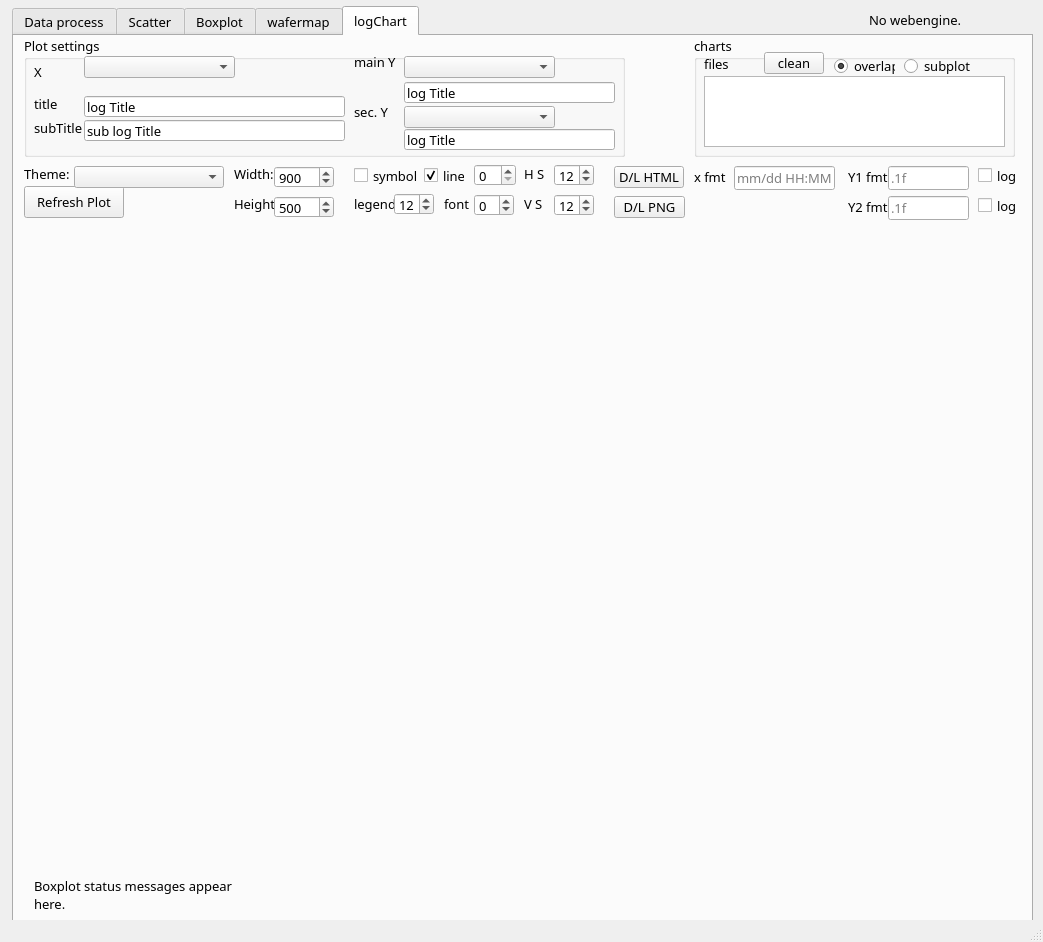
The window that mainwindow-mac.ui (cnwang406/p-chart) describes before a commit, drawn with Qt 5.
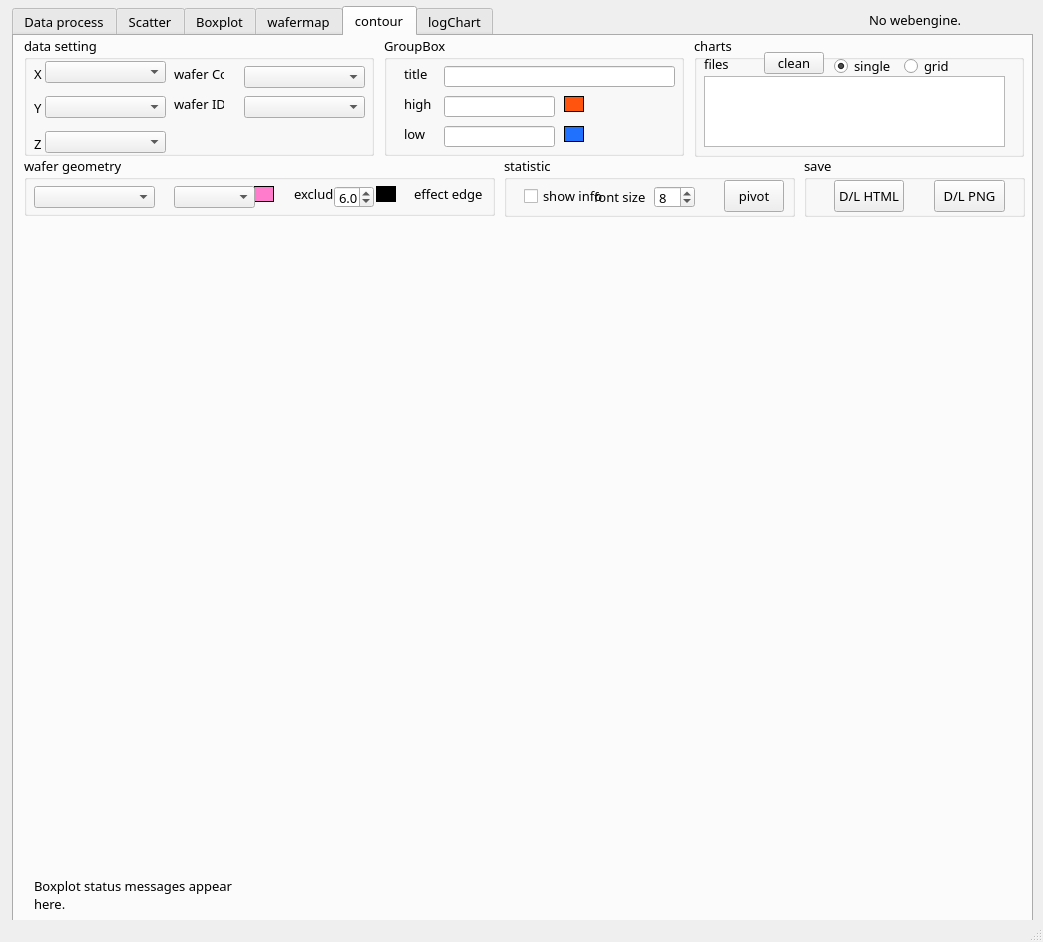
The same window after the commit.

Commit message: release v2.8 contour tab

```diff
--- a/mainwindow-mac.ui
+++ b/mainwindow-mac.ui
@@ -4020,6 +4020,654 @@
      </property>
     </widget>
    </widget>
+   <widget class="QWidget" name="tabContour">
+     <attribute name="title">
+      <string>contour</string>
+     </attribute>
+     <widget class="QGroupBox" name="groupBox_12">
+      <property name="geometry">
+       <rect>
+        <x>10</x>
+        <y>0</y>
+        <width>350</width>
+        <height>120</height>
+       </rect>
+      </property>
+      <property name="title">
+       <string>data setting</string>
+      </property>
+      <widget class="QComboBox" name="contourXComboBox">
+       <property name="geometry">
+        <rect>
+         <x>21</x>
+         <y>25</y>
+         <width>121</width>
+         <height>22</height>
+        </rect>
+       </property>
+      </widget>
+      <widget class="QComboBox" name="contourYComboBox">
+       <property name="geometry">
+        <rect>
+         <x>21</x>
+         <y>60</y>
+         <width>121</width>
+         <height>22</height>
+        </rect>
+       </property>
+      </widget>
+      <widget class="QLabel" name="label_33">
+       <property name="geometry">
+        <rect>
+         <x>10</x>
+         <y>30</y>
+         <width>10</width>
+         <height>16</height>
+        </rect>
+       </property>
+       <property name="text">
+        <string>X</string>
+       </property>
+      </widget>
+      <widget class="QLabel" name="label_34">
+       <property name="geometry">
+        <rect>
+         <x>10</x>
+         <y>64</y>
+         <width>10</width>
+         <height>16</height>
+        </rect>
+       </property>
+       <property name="text">
+        <string>Y</string>
+       </property>
+      </widget>
+      <widget class="QComboBox" name="contourZComboBox">
+       <property name="geometry">
+        <rect>
+         <x>21</x>
+         <y>95</y>
+         <width>121</width>
+         <height>22</height>
+        </rect>
+       </property>
+      </widget>
+      <widget class="QLabel" name="label_35">
+       <property name="geometry">
+        <rect>
+         <x>10</x>
+         <y>100</y>
+         <width>10</width>
+         <height>16</height>
+        </rect>
+       </property>
+       <property name="text">
+        <string>Z</string>
+       </property>
+      </widget>
+      <widget class="QComboBox" name="contourWaferIDComboBox">
+       <property name="geometry">
+        <rect>
+         <x>220</x>
+         <y>60</y>
+         <width>121</width>
+         <height>22</height>
+        </rect>
+       </property>
+      </widget>
+      <widget class="QLabel" name="label_45">
+       <property name="geometry">
+        <rect>
+         <x>150</x>
+         <y>60</y>
+         <width>50</width>
+         <height>16</height>
+        </rect>
+       </property>
+       <property name="text">
+        <string>wafer ID</string>
+       </property>
+      </widget>
+      <widget class="QLabel" name="label_46">
+       <property name="geometry">
+        <rect>
+         <x>150</x>
+         <y>30</y>
+         <width>50</width>
+         <height>16</height>
+        </rect>
+       </property>
+       <property name="text">
+        <string>wafer Col</string>
+       </property>
+      </widget>
+      <widget class="QComboBox" name="contourWaferColComboBox">
+       <property name="geometry">
+        <rect>
+         <x>220</x>
+         <y>30</y>
+         <width>121</width>
+         <height>22</height>
+        </rect>
+       </property>
+      </widget>
+     </widget>
+     <widget class="QGroupBox" name="groupBox_13">
+      <property name="geometry">
+       <rect>
+        <x>370</x>
+        <y>0</y>
+        <width>300</width>
+        <height>120</height>
+       </rect>
+      </property>
+      <property name="title">
+       <string>GroupBox</string>
+      </property>
+      <widget class="QLineEdit" name="contourTitleLineEdit">
+       <property name="geometry">
+        <rect>
+         <x>60</x>
+         <y>30</y>
+         <width>231</width>
+         <height>21</height>
+        </rect>
+       </property>
+      </widget>
+      <widget class="QLabel" name="label_37">
+       <property name="geometry">
+        <rect>
+         <x>20</x>
+         <y>30</y>
+         <width>41</width>
+         <height>16</height>
+        </rect>
+       </property>
+       <property name="text">
+        <string>title</string>
+       </property>
+      </widget>
+      <widget class="QLineEdit" name="contourLimitHighLineEdit">
+       <property name="geometry">
+        <rect>
+         <x>60</x>
+         <y>60</y>
+         <width>111</width>
+         <height>21</height>
+        </rect>
+       </property>
+      </widget>
+      <widget class="QLineEdit" name="contourLimitLowLineEdit">
+       <property name="geometry">
+        <rect>
+         <x>60</x>
+         <y>90</y>
+         <width>111</width>
+         <height>21</height>
+        </rect>
+       </property>
+      </widget>
+      <widget class="QLabel" name="label_38">
+       <property name="geometry">
+        <rect>
+         <x>20</x>
+         <y>60</y>
+         <width>41</width>
+         <height>16</height>
+        </rect>
+       </property>
+       <property name="text">
+        <string>high</string>
+       </property>
+      </widget>
+      <widget class="QLabel" name="label_39">
+       <property name="geometry">
+        <rect>
+         <x>20</x>
+         <y>90</y>
+         <width>41</width>
+         <height>16</height>
+        </rect>
+       </property>
+       <property name="text">
+        <string>low</string>
+       </property>
+      </widget>
+      <widget class="QLabel" name="contourLimitHighColorLabel">
+       <property name="geometry">
+        <rect>
+         <x>180</x>
+         <y>60</y>
+         <width>20</width>
+         <height>16</height>
+        </rect>
+       </property>
+       <property name="styleSheet">
+        <string notr="true">background-color: rgb(255, 84, 14);</string>
+       </property>
+       <property name="frameShape">
+        <enum>QFrame::Shape::Box</enum>
+       </property>
+       <property name="text">
+        <string/>
+       </property>
+      </widget>
+      <widget class="QLabel" name="contourLimitLowColorLabel">
+       <property name="geometry">
+        <rect>
+         <x>180</x>
+         <y>90</y>
+         <width>20</width>
+         <height>16</height>
+        </rect>
+       </property>
+       <property name="styleSheet">
+        <string notr="true">background-color: rgb(33, 113, 255)</string>
+       </property>
+       <property name="frameShape">
+        <enum>QFrame::Shape::Box</enum>
+       </property>
+       <property name="text">
+        <string/>
+       </property>
+      </widget>
+     </widget>
+     <widget class="QGroupBox" name="groupBox_14">
+      <property name="geometry">
+       <rect>
+        <x>680</x>
+        <y>0</y>
+        <width>330</width>
+        <height>121</height>
+       </rect>
+      </property>
+      <property name="title">
+       <string>charts</string>
+      </property>
+      <widget class="QRadioButton" name="contourChartsSingleRadioButton">
+       <property name="geometry">
+        <rect>
+         <x>140</x>
+         <y>20</y>
+         <width>61</width>
+         <height>20</height>
+        </rect>
+       </property>
+       <property name="text">
+        <string>single</string>
+       </property>
+       <property name="checked">
+        <bool>true</bool>
+       </property>
+      </widget>
+      <widget class="QRadioButton" name="contourChartsGridRadioButton">
+       <property name="geometry">
+        <rect>
+         <x>210</x>
+         <y>20</y>
+         <width>100</width>
+         <height>20</height>
+        </rect>
+       </property>
+       <property name="text">
+        <string>grid</string>
+       </property>
+      </widget>
+      <widget class="QPushButton" name="contourCleanFilesButton">
+       <property name="geometry">
+        <rect>
+         <x>70</x>
+         <y>16</y>
+         <width>60</width>
+         <height>22</height>
+        </rect>
+       </property>
+       <property name="font">
+        <font>
+         <family>Cascadia Next TC</family>
+         <pointsize>10</pointsize>
+        </font>
+       </property>
+       <property name="text">
+        <string>clean</string>
+       </property>
+      </widget>
+      <widget class="QListWidget" name="contourFilesList">
+       <property name="geometry">
+        <rect>
+         <x>10</x>
+         <y>40</y>
+         <width>301</width>
+         <height>71</height>
+        </rect>
+       </property>
+       <property name="font">
+        <font>
+         <family>Cascadia Next TC</family>
+         <pointsize>9</pointsize>
+        </font>
+       </property>
+       <property name="dragEnabled">
+        <bool>true</bool>
+       </property>
+       <property name="dragDropOverwriteMode">
+        <bool>true</bool>
+       </property>
+       <property name="dragDropMode">
+        <enum>QAbstractItemView::DragDropMode::DragDrop</enum>
+       </property>
+       <property name="resizeMode">
+        <enum>QListView::ResizeMode::Adjust</enum>
+       </property>
+      </widget>
+      <widget class="QLabel" name="label_36">
+       <property name="geometry">
+        <rect>
+         <x>10</x>
+         <y>20</y>
+         <width>31</width>
+         <height>16</height>
+        </rect>
+       </property>
+       <property name="text">
+        <string>files</string>
+       </property>
+      </widget>
+     </widget>
+     <widget class="QWidget" name="contourPlotAreaWidget" native="true">
+      <property name="geometry">
+       <rect>
+        <x>20</x>
+        <y>190</y>
+        <width>961</width>
+        <height>651</height>
+       </rect>
+      </property>
+      <property name="sizePolicy">
+       <sizepolicy hsizetype="Expanding" vsizetype="Expanding">
+        <horstretch>0</horstretch>
+        <verstretch>0</verstretch>
+       </sizepolicy>
+      </property>
+      <property name="sizeIncrement">
+       <size>
+        <width>0</width>
+        <height>0</height>
+       </size>
+      </property>
+      <property name="font">
+       <font>
+        <family>Cascadia Next TC</family>
+        <pointsize>10</pointsize>
+       </font>
+      </property>
+      <property name="whatsThis">
+       <string>有兩組,會用avg 當 target,
+有三組則中間哪組就是 target 去算 cpk</string>
+      </property>
+     </widget>
+     <widget class="QLabel" name="contourStatusLabel">
+      <property name="geometry">
+       <rect>
+        <x>20</x>
+        <y>843</y>
+        <width>951</width>
+        <height>32</height>
+       </rect>
+      </property>
+      <property name="font">
+       <font>
+        <family>Cascadia Next TC</family>
+        <pointsize>10</pointsize>
+       </font>
+      </property>
+      <property name="frameShape">
+       <enum>QFrame::Shape::NoFrame</enum>
+      </property>
+      <property name="text">
+       <string>Boxplot status messages appear
+here.</string>
+      </property>
+     </widget>
+     <widget class="QGroupBox" name="groupBox_15">
+      <property name="geometry">
+       <rect>
+        <x>10</x>
+        <y>120</y>
+        <width>471</width>
+        <height>60</height>
+       </rect>
+      </property>
+      <property name="title">
+       <string>wafer geometry</string>
+      </property>
+      <widget class="QLabel" name="contourEdgeColorLabel">
+       <property name="geometry">
+        <rect>
+         <x>230</x>
+         <y>30</y>
+         <width>20</width>
+         <height>16</height>
+        </rect>
+       </property>
+       <property name="styleSheet">
+        <string notr="true">background-color: rgb(255, 124, 205);</string>
+       </property>
+       <property name="frameShape">
+        <enum>QFrame::Shape::Box</enum>
+       </property>
+       <property name="text">
+        <string/>
+       </property>
+      </widget>
+      <widget class="QLabel" name="contourExcludeColorLabel">
+       <property name="geometry">
+        <rect>
+         <x>352</x>
+         <y>30</y>
+         <width>20</width>
+         <height>16</height>
+        </rect>
+       </property>
+       <property name="styleSheet">
+        <string notr="true">background-color: rgb(0,0,0);</string>
+       </property>
+       <property name="frameShape">
+        <enum>QFrame::Shape::Box</enum>
+       </property>
+       <property name="text">
+        <string/>
+       </property>
+      </widget>
+      <widget class="QLabel" name="label_41">
+       <property name="geometry">
+        <rect>
+         <x>270</x>
+         <y>30</y>
+         <width>50</width>
+         <height>16</height>
+        </rect>
+       </property>
+       <property name="text">
+        <string>exclude</string>
+       </property>
+      </widget>
+      <widget class="QDoubleSpinBox" name="contourExcludeLSpinBox">
+       <property name="geometry">
+        <rect>
+         <x>310</x>
+         <y>30</y>
+         <width>40</width>
+         <height>22</height>
+        </rect>
+       </property>
+       <property name="decimals">
+        <number>1</number>
+       </property>
+       <property name="maximum">
+        <double>10.000000000000000</double>
+       </property>
+       <property name="singleStep">
+        <double>0.100000000000000</double>
+       </property>
+       <property name="value">
+        <double>6.000000000000000</double>
+       </property>
+      </widget>
+      <widget class="QLabel" name="label_42">
+       <property name="geometry">
+        <rect>
+         <x>390</x>
+         <y>30</y>
+         <width>70</width>
+         <height>16</height>
+        </rect>
+       </property>
+       <property name="text">
+        <string>effect edge</string>
+       </property>
+      </widget>
+      <widget class="QComboBox" name="contourWaferDiameterComboBox">
+       <property name="geometry">
+        <rect>
+         <x>10</x>
+         <y>30</y>
+         <width>121</width>
+         <height>22</height>
+        </rect>
+       </property>
+      </widget>
+      <widget class="QComboBox" name="contourWaferFlatComboBox">
+       <property name="geometry">
+        <rect>
+         <x>150</x>
+         <y>30</y>
+         <width>81</width>
+         <height>22</height>
+        </rect>
+       </property>
+      </widget>
+     </widget>
+     <widget class="QGroupBox" name="groupBox_16">
+      <property name="geometry">
+       <rect>
+        <x>490</x>
+        <y>120</y>
+        <width>291</width>
+        <height>61</height>
+       </rect>
+      </property>
+      <property name="title">
+       <string>statistic </string>
+      </property>
+      <widget class="QLabel" name="label_43">
+       <property name="geometry">
+        <rect>
+         <x>90</x>
+         <y>33</y>
+         <width>60</width>
+         <height>16</height>
+        </rect>
+       </property>
+       <property name="text">
+        <string>font size</string>
+       </property>
+      </widget>
+      <widget class="QCheckBox" name="contourShowDetailCheckBox">
+       <property name="geometry">
+        <rect>
+         <x>20</x>
+         <y>30</y>
+         <width>86</width>
+         <height>20</height>
+        </rect>
+       </property>
+       <property name="text">
+        <string>show info</string>
+       </property>
+      </widget>
+      <widget class="QSpinBox" name="contourFontSizeSpinBox">
+       <property name="geometry">
+        <rect>
+         <x>150</x>
+         <y>30</y>
+         <width>41</width>
+         <height>22</height>
+        </rect>
+       </property>
+       <property name="prefix">
+        <string/>
+       </property>
+       <property name="minimum">
+        <number>3</number>
+       </property>
+       <property name="maximum">
+        <number>12</number>
+       </property>
+       <property name="value">
+        <number>8</number>
+       </property>
+      </widget>
+      <widget class="QPushButton" name="pivotPushButton">
+       <property name="geometry">
+        <rect>
+         <x>220</x>
+         <y>24</y>
+         <width>60</width>
+         <height>32</height>
+        </rect>
+       </property>
+       <property name="text">
+        <string>pivot</string>
+       </property>
+      </widget>
+     </widget>
+     <widget class="QGroupBox" name="groupBox_17">
+      <property name="geometry">
+       <rect>
+        <x>790</x>
+        <y>120</y>
+        <width>221</width>
+        <height>61</height>
+       </rect>
+      </property>
+      <property name="title">
+       <string>save</string>
+      </property>
+      <widget class="QPushButton" name="contourDownloadPngButton">
+       <property name="geometry">
+        <rect>
+         <x>130</x>
+         <y>24</y>
+         <width>71</width>
+         <height>32</height>
+        </rect>
+       </property>
+       <property name="text">
+        <string>D/L PNG</string>
+       </property>
+      </widget>
+      <widget class="QPushButton" name="contourDownloadHtmlButton">
+       <property name="geometry">
+        <rect>
+         <x>30</x>
+         <y>24</y>
+         <width>70</width>
+         <height>32</height>
+        </rect>
+       </property>
+       <property name="font">
+        <font>
+         <family>Cascadia Next TC</family>
+         <pointsize>10</pointsize>
+        </font>
+       </property>
+       <property name="text">
+        <string>D/L HTML</string>
+       </property>
+      </widget>
+     </widget>
+    </widget>
    <widget class="QWidget" name="logTab">
     <attribute name="title">
      <string>logChart</string>
```
The commit also changes 4 other files.
